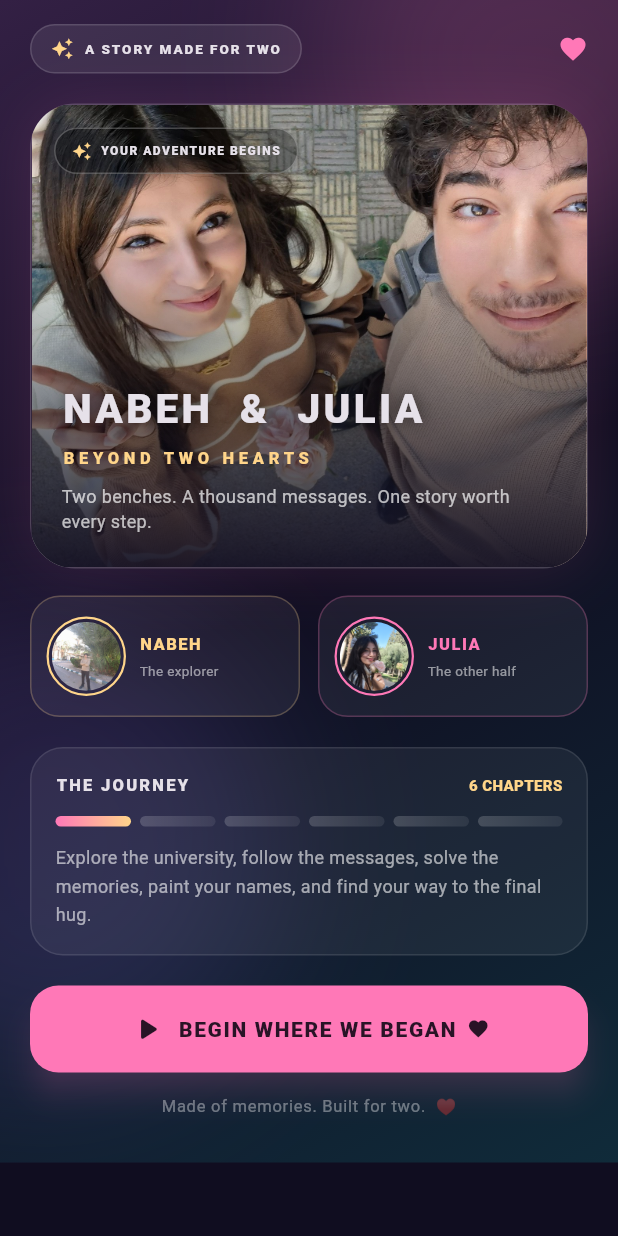
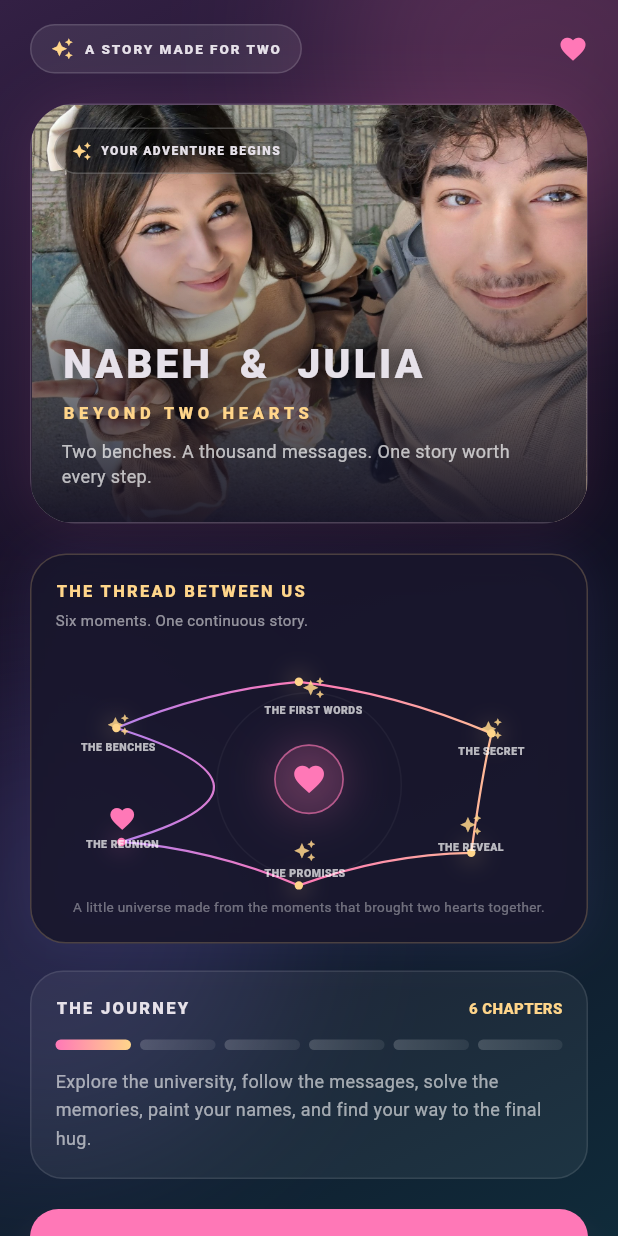
Before and after one commit to nabehkallash-blip/nabeh-and-julia-beyond-two-hearts, a Flutter app: the screen it shows after launch, on a phone screen of 412 x 824 dp. Run offline on Flutter 3.47's test engine with Material 3 defaults, Android fonts, the phone set to English and light mode, and no system bars.

Commit message:
Replace avatar tiles with animated memory constellation

```diff
--- a/lib/screens/home_screen.dart
+++ b/lib/screens/home_screen.dart
@@ -1,3 +1,4 @@
+import 'dart:math' as math;
 import 'package:flutter/material.dart';
 import '../theme/app_theme.dart';
 import 'game_screen.dart';
@@ -25,7 +26,7 @@ class HomeScreen extends StatelessWidget {
             const Spacer(),const Icon(Icons.favorite,color:AppTheme.pink,size:20),
           ]),
           const SizedBox(height:20),
-          Container(height:310,clipBehavior:Clip.antiAlias,
+          Container(height:280,clipBehavior:Clip.antiAlias,
             decoration:BoxDecoration(borderRadius:BorderRadius.circular(30),
               border:Border.all(color:Colors.white.withOpacity(.18)),
               boxShadow:[BoxShadow(color:AppTheme.pink.withOpacity(.13),blurRadius:35)]),
@@ -46,13 +47,9 @@ class HomeScreen extends StatelessWidget {
                   style:TextStyle(color:Colors.white70,fontSize:12,height:1.4)),
               ])),
             ])),
+          const SizedBox(height:20),
+          const _ConstellationCard(),
           const SizedBox(height:18),
-          Row(children:const[
-            Expanded(child:_CharacterTile(image:'assets/images/nabeh.jpg',name:'NABEH',caption:'The explorer',accent:AppTheme.gold)),
-            SizedBox(width:12),
-            Expanded(child:_CharacterTile(image:'assets/images/julia.jpg',name:'JULIA',caption:'The other half',accent:AppTheme.pink)),
-          ]),
-          const SizedBox(height:20),
           Container(padding:const EdgeInsets.all(16),decoration:BoxDecoration(
             color:Colors.white.withOpacity(.055),borderRadius:BorderRadius.circular(22),
             border:Border.all(color:Colors.white.withOpacity(.10))),
@@ -88,24 +85,89 @@ class HomeScreen extends StatelessWidget {
   );
 }
 
-class _CharacterTile extends StatelessWidget {
-  const _CharacterTile({required this.image,required this.name,required this.caption,required this.accent});
-  final String image,name,caption; final Color accent;
+class _ConstellationCard extends StatefulWidget {
+  const _ConstellationCard();
   @override
-  Widget build(BuildContext context)=>Container(
-    padding:const EdgeInsets.symmetric(vertical:13,horizontal:10),
-    decoration:BoxDecoration(color:Colors.white.withOpacity(.055),borderRadius:BorderRadius.circular(20),
-      border:Border.all(color:accent.withOpacity(.25))),
-    child:Row(children:[
-      Container(padding:const EdgeInsets.all(2),decoration:BoxDecoration(shape:BoxShape.circle,border:Border.all(color:accent,width:1.5)),
-        child:CircleAvatar(radius:23,backgroundColor:AppTheme.surface,backgroundImage:AssetImage(image))),
-      const SizedBox(width:9),
-      Expanded(child:Column(crossAxisAlignment:CrossAxisAlignment.start,children:[
-        Text(name,style:TextStyle(fontSize:11,fontWeight:FontWeight.w900,color:accent,letterSpacing:1)),
-        const SizedBox(height:3),Text(caption,style:const TextStyle(color:Colors.white54,fontSize:9)),
-      ])),
-    ]),
-  );
+  State<_ConstellationCard> createState()=>_ConstellationCardState();
+}
+
+class _ConstellationCardState extends State<_ConstellationCard> with SingleTickerProviderStateMixin {
+  late final AnimationController _pulse=AnimationController(vsync:this,duration:const Duration(milliseconds:2200))..repeat(reverse:true);
+  static const memories=[
+    ('THE BENCHES',.12,.30),('THE FIRST WORDS',.48,.13),('THE SECRET',.86,.32),
+    ('THE REVEAL',.82,.76),('THE PROMISES',.48,.88),('THE REUNION',.13,.72),
+  ];
+  @override
+  void dispose(){_pulse.dispose();super.dispose();}
+  @override
+  Widget build(BuildContext context)=>AnimatedBuilder(animation:_pulse,builder:(context,_) {
+    final p=_pulse.value;
+    return Container(height:260,padding:const EdgeInsets.all(16),
+      decoration:BoxDecoration(borderRadius:BorderRadius.circular(24),
+        color:const Color(0xFF17152A).withOpacity(.88),
+        border:Border.all(color:AppTheme.gold.withOpacity(.22)),
+        boxShadow:[BoxShadow(color:AppTheme.violet.withOpacity(.10),blurRadius:28)]),
+      child:Stack(children:[
+        const Positioned(left:0,top:0,child:Column(crossAxisAlignment:CrossAxisAlignment.start,children:[
+          Text('THE THREAD BETWEEN US',style:TextStyle(color:AppTheme.gold,fontSize:11,fontWeight:FontWeight.w900,letterSpacing:1.5)),
+          SizedBox(height:4),Text('Six moments. One continuous story.',style:TextStyle(color:Colors.white54,fontSize:10)),
+        ])),
+        Positioned.fill(top:45,child:CustomPaint(painter:_ConstellationPainter(p)),
+        ),
+        for(var i=0;i<memories.length;i++)
+          Positioned(
+            left:memories[i].$2* (MediaQuery.of(context).size.width-72)-24,
+            top:54+memories[i].$3*145-8,
+            child:Column(mainAxisSize:MainAxisSize.min,children:[
+              Icon(i==5?Icons.favorite:Icons.auto_awesome,
+                size:i==5?19:15,color:i==5?AppTheme.pink:AppTheme.gold.withOpacity(.75+.25*p)),
+              const SizedBox(height:3),
+              Text(memories[i].$1,style:const TextStyle(fontSize:7,color:Colors.white70,fontWeight:FontWeight.w800,letterSpacing:.35)),
+            ]),
+          ),
+        Positioned(left:0,right:0,top:112,child:Center(
+          child:Transform.scale(scale:1+p*.18,child:Container(
+            width:43,height:43,decoration:BoxDecoration(shape:BoxShape.circle,
+              color:AppTheme.pink.withOpacity(.13),border:Border.all(color:AppTheme.pink.withOpacity(.6)),
+              boxShadow:[BoxShadow(color:AppTheme.pink.withOpacity(.18+.16*p),blurRadius:20+10*p)]),
+            child:const Icon(Icons.favorite,color:AppTheme.pink,size:22))),
+        )),
+        const Positioned(bottom:0,left:0,right:0,child:Text('A little universe made from the moments that brought two hearts together.',
+          textAlign:TextAlign.center,style:TextStyle(color:Colors.white38,fontSize:9,height:1.4))),
+      ]),
+    );
+  });
+}
+
+class _ConstellationPainter extends CustomPainter {
+  _ConstellationPainter(this.pulse);
+  final double pulse;
+  @override
+  void paint(Canvas canvas,Size size) {
+    final points=[Offset(size.width*.12,size.height*.30),Offset(size.width*.48,size.height*.13),
+      Offset(size.width*.86,size.height*.32),Offset(size.width*.82,size.height*.76),
+      Offset(size.width*.48,size.height*.88),Offset(size.width*.13,size.height*.72)];
+    final line=Paint()..style=PaintingStyle.stroke..strokeWidth=1.5
+      ..shader=const LinearGradient(colors:[AppTheme.violet,AppTheme.pink,AppTheme.gold]).createShader(Offset.zero&size);
+    final path=Path()..moveTo(points.first.dx,points.first.dy);
+    for(var i=1;i<points.length;i++) {
+      final mid=Offset((points[i-1].dx+points[i].dx)/2,(points[i-1].dy+points[i].dy)/2-10);
+      path.quadraticBezierTo(mid.dx,mid.dy,points[i].dx,points[i].dy);
+    }
+    path.quadraticBezierTo(size.width*.5,size.height*.52,points.first.dx,points.first.dy);
+    canvas.drawPath(path,line);
+    for(var i=0;i<points.length;i++) {
+      final glow=Paint()..color=(i==5?AppTheme.pink:AppTheme.gold).withOpacity(.10+.10*pulse)
+        ..maskFilter=const MaskFilter.blur(BlurStyle.normal,7);
+      canvas.drawCircle(points[i],7+2*pulse,glow);
+      final dot=Paint()..color=i==5?AppTheme.pink:AppTheme.gold;
+      canvas.drawCircle(points[i],2.8,dot);
+    }
+    final orbit=Paint()..color=Colors.white.withOpacity(.045)..style=PaintingStyle.stroke..strokeWidth=1;
+    canvas.drawCircle(Offset(size.width*.5,size.height*.51),math.min(size.width,size.height)*.34,orbit);
+  }
+  @override
+  bool shouldRepaint(covariant _ConstellationPainter old)=>old.pulse!=pulse;
 }
 
 class _GlassPill extends StatelessWidget {
```
